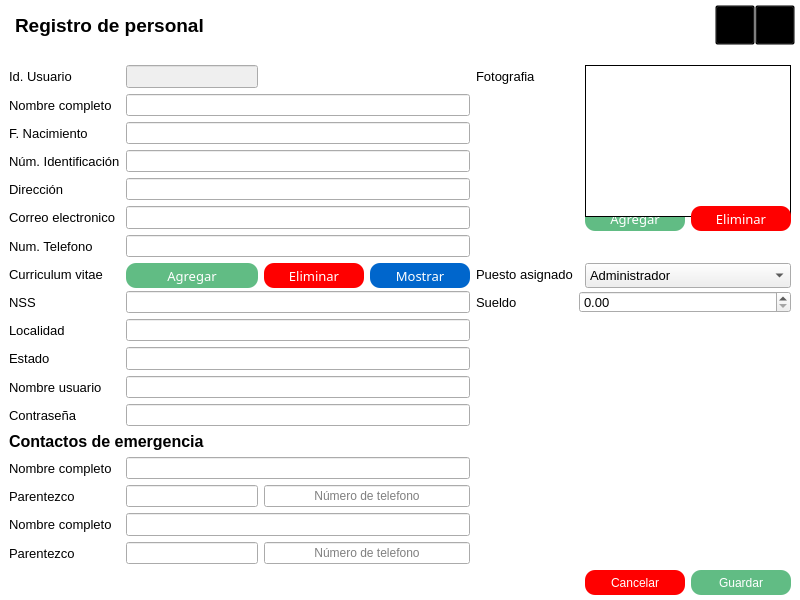
Above: Project/frontend/RegistroPersonal.ui from LAngelVp/SistemaPOS before the change. Below: the same form after it.
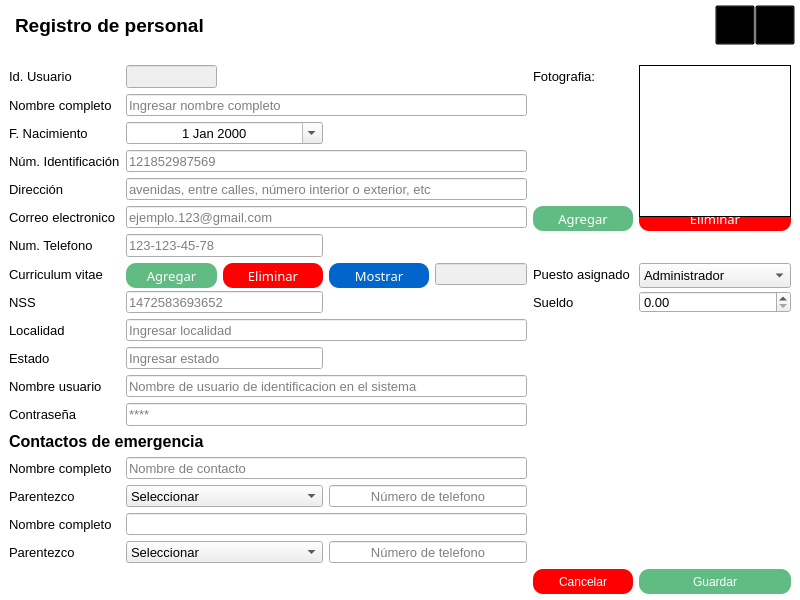
That is the form after the change.

Commit message: Comportamiento de la ventana de agregar personal

```diff
--- a/Project/frontend/RegistroPersonal.ui
+++ b/Project/frontend/RegistroPersonal.ui
@@ -36,11 +36,15 @@
     color: #333;
 	
 }
-[objectName^=&quot;combobox&quot;] {
+[objectName^=&quot;cbox_cbox&quot;] {
 	background-color: rgb(245, 244, 241);
-    border: 1px solid #333333;
+    border: 0px solid #333333;
     color: #333;
-	
+}
+[objectName^=&quot;date&quot;] {
+	background-color: rgb(245, 244, 241);
+    border: 0px solid #333333;
+    color: #333;
 }
 #btn_agregar_cv{
 	border-radius: 10px;
@@ -290,108 +294,120 @@
     </item>
     <item>
      <widget class="QWidget" name="w_cuerpo" native="true">
+      <property name="enabled">
+       <bool>true</bool>
+      </property>
       <layout class="QGridLayout" name="gridLayout">
-       <item row="0" column="4" colspan="2">
-        <widget class="QLabel" name="lbl_fotografia">
+       <item row="3" column="1" colspan="5">
+        <widget class="QLineEdit" name="txt_identificacion">
          <property name="font">
           <font>
            <family>Arial</family>
            <pointsize>10</pointsize>
           </font>
          </property>
-         <property name="text">
-          <string>Fotografia</string>
+         <property name="placeholderText">
+          <string>121852987569</string>
          </property>
         </widget>
        </item>
-       <item row="5" column="6">
-        <widget class="QPushButton" name="btn_agregar_foto">
-         <property name="minimumSize">
-          <size>
-           <width>0</width>
-           <height>25</height>
-          </size>
-         </property>
-         <property name="maximumSize">
-          <size>
-           <width>16777215</width>
-           <height>25</height>
-          </size>
-         </property>
+       <item row="10" column="1" colspan="3">
+        <widget class="QLineEdit" name="txt_estado">
          <property name="font">
           <font>
-           <family>Arial Black</family>
+           <family>Arial</family>
            <pointsize>10</pointsize>
-           <weight>10</weight>
-           <italic>false</italic>
-           <bold>false</bold>
           </font>
          </property>
-         <property name="cursor">
-          <cursorShape>PointingHandCursor</cursorShape>
+         <property name="placeholderText">
+          <string>Ingresar estado</string>
          </property>
-         <property name="text">
-          <string>Agregar</string>
-         </property>
         </widget>
        </item>
-       <item row="4" column="1" colspan="3">
-        <widget class="QLineEdit" name="txt_direccion">
+       <item row="11" column="1" colspan="5">
+        <widget class="QLineEdit" name="txt_nombre_usuario">
          <property name="font">
           <font>
-           <family>Arial</family>
            <pointsize>10</pointsize>
           </font>
          </property>
+         <property name="placeholderText">
+          <string>Nombre de usuario de identificacion en el sistema</string>
+         </property>
         </widget>
        </item>
-       <item row="1" column="1" colspan="3">
-        <widget class="QLineEdit" name="txt_nmbre">
+       <item row="12" column="1" colspan="5">
+        <widget class="QLineEdit" name="txt_contra_usuario">
          <property name="font">
           <font>
-           <family>Arial</family>
            <pointsize>10</pointsize>
           </font>
          </property>
-        </widget>
-       </item>
-       <item row="0" column="6" rowspan="5" colspan="2">
-        <widget class="QLabel" name="img_empleado">
-         <property name="font">
-          <font>
-           <family>Arial</family>
-           <pointsize>12</pointsize>
-          </font>
+         <property name="echoMode">
+          <enum>QLineEdit::Password</enum>
          </property>
-         <property name="styleSheet">
-          <string notr="true">background-color: rgb(255, 255, 255);</string>
+         <property name="placeholderText">
+          <string>****</string>
          </property>
-         <property name="text">
-          <string/>
-         </property>
-        </widget>
-       </item>
-       <item row="0" column="0">
-        <widget class="QLabel" name="lbl_id">
-         <property name="font">
-          <font>
-           <family>Arial</family>
-           <pointsize>10</pointsize>
-          </font>
-         </property>
-         <property name="text">
-          <string>Id. Usuario</string>
+         <property name="clearButtonEnabled">
+          <bool>false</bool>
          </property>
         </widget>
        </item>
        <item row="2" column="1" colspan="3">
-        <widget class="QLineEdit" name="txt_f_nacimiento">
+        <widget class="QDateEdit" name="date_f_nacimiento">
          <property name="font">
           <font>
            <family>Arial</family>
            <pointsize>10</pointsize>
           </font>
          </property>
+         <property name="alignment">
+          <set>Qt::AlignCenter</set>
+         </property>
+         <property name="calendarPopup">
+          <bool>true</bool>
+         </property>
+        </widget>
+       </item>
+       <item row="15" column="1" colspan="3">
+        <widget class="QComboBox" name="cbox_cbox_parentezco1">
+         <property name="font">
+          <font>
+           <family>Arial</family>
+           <pointsize>10</pointsize>
+          </font>
+         </property>
+         <item>
+          <property name="text">
+           <string>Seleccionar</string>
+          </property>
+         </item>
+         <item>
+          <property name="text">
+           <string>Hermano/a</string>
+          </property>
+         </item>
+         <item>
+          <property name="text">
+           <string>Otro</string>
+          </property>
+         </item>
+         <item>
+          <property name="text">
+           <string>Padre</string>
+          </property>
+         </item>
+         <item>
+          <property name="text">
+           <string>Madre</string>
+          </property>
+         </item>
+         <item>
+          <property name="text">
+           <string>Tío/a</string>
+          </property>
+         </item>
         </widget>
        </item>
        <item row="0" column="1">
@@ -405,10 +421,129 @@
            <pointsize>10</pointsize>
           </font>
          </property>
+         <property name="alignment">
+          <set>Qt::AlignCenter</set>
+         </property>
         </widget>
        </item>
-       <item row="4" column="0">
-        <widget class="QLabel" name="lbl_direccion">
+       <item row="17" column="1" colspan="3">
+        <widget class="QComboBox" name="cbox_cbox_parentezco2">
+         <property name="font">
+          <font>
+           <family>Arial</family>
+           <pointsize>10</pointsize>
+          </font>
+         </property>
+         <item>
+          <property name="text">
+           <string>Seleccionar</string>
+          </property>
+         </item>
+         <item>
+          <property name="text">
+           <string>Hermano/a</string>
+          </property>
+         </item>
+         <item>
+          <property name="text">
+           <string>Padre</string>
+          </property>
+         </item>
+         <item>
+          <property name="text">
+           <string>Madre</string>
+          </property>
+         </item>
+         <item>
+          <property name="text">
+           <string>Tío/a</string>
+          </property>
+         </item>
+        </widget>
+       </item>
+       <item row="15" column="4" colspan="2">
+        <widget class="QLineEdit" name="txt_numero_contacto1">
+         <property name="font">
+          <font>
+           <family>Arial</family>
+           <pointsize>10</pointsize>
+          </font>
+         </property>
+         <property name="alignment">
+          <set>Qt::AlignCenter</set>
+         </property>
+         <property name="placeholderText">
+          <string>Número de telefono</string>
+         </property>
+        </widget>
+       </item>
+       <item row="14" column="1" colspan="5">
+        <widget class="QLineEdit" name="txt_nombre_contacto">
+         <property name="font">
+          <font>
+           <family>Arial</family>
+           <pointsize>10</pointsize>
+          </font>
+         </property>
+         <property name="placeholderText">
+          <string>Nombre de contacto</string>
+         </property>
+        </widget>
+       </item>
+       <item row="1" column="1" colspan="5">
+        <widget class="QLineEdit" name="txt_nmbre">
+         <property name="font">
+          <font>
+           <family>Arial</family>
+           <pointsize>10</pointsize>
+          </font>
+         </property>
+         <property name="placeholderText">
+          <string>Ingresar nombre completo</string>
+         </property>
+        </widget>
+       </item>
+       <item row="16" column="1" colspan="5">
+        <widget class="QLineEdit" name="txt_nombre_contacto2">
+         <property name="font">
+          <font>
+           <family>Arial</family>
+           <pointsize>10</pointsize>
+          </font>
+         </property>
+        </widget>
+       </item>
+       <item row="17" column="4" colspan="2">
+        <widget class="QLineEdit" name="txt_numero_contacto2">
+         <property name="font">
+          <font>
+           <family>Arial</family>
+           <pointsize>10</pointsize>
+          </font>
+         </property>
+         <property name="alignment">
+          <set>Qt::AlignCenter</set>
+         </property>
+         <property name="placeholderText">
+          <string>Número de telefono</string>
+         </property>
+        </widget>
+       </item>
+       <item row="8" column="8">
+        <widget class="QDoubleSpinBox" name="cbox_cbox_salario">
+         <property name="font">
+          <font>
+           <family>Arial</family>
+           <pointsize>10</pointsize>
+          </font>
+         </property>
+         <property name="maximum">
+          <double>10000000000000000.000000000000000</double>
+         </property>
+        </widget>
+       </item>
+       <item row="2" column="0">
+        <widget class="QLabel" name="lbl_fnacimiento">
          <property name="font">
           <font>
            <family>Arial</family>
@@ -416,7 +551,7 @@
           </font>
          </property>
          <property name="text">
-          <string>Dirección</string>
+          <string>F. Nacimiento</string>
          </property>
         </widget>
        </item>
@@ -433,6 +568,19 @@
          </property>
         </widget>
        </item>
+       <item row="1" column="0">
+        <widget class="QLabel" name="lbl_nombre_completo">
+         <property name="font">
+          <font>
+           <family>Arial</family>
+           <pointsize>10</pointsize>
+          </font>
+         </property>
+         <property name="text">
+          <string>Nombre completo</string>
+         </property>
+        </widget>
+       </item>
        <item row="3" column="0">
         <widget class="QLabel" name="lbl_nidentificacion">
          <property name="font">
@@ -446,76 +594,7 @@
          </property>
         </widget>
        </item>
-       <item row="2" column="0">
-        <widget class="QLabel" name="lbl_fnacimiento">
-         <property name="font">
-          <font>
-           <family>Arial</family>
-           <pointsize>10</pointsize>
-          </font>
-         </property>
-         <property name="text">
-          <string>F. Nacimiento</string>
-         </property>
-        </widget>
-       </item>
-       <item row="3" column="1" colspan="3">
-        <widget class="QLineEdit" name="txt_identificacion">
-         <property name="font">
-          <font>
-           <family>Arial</family>
-           <pointsize>10</pointsize>
-          </font>
-         </property>
-        </widget>
-       </item>
-       <item row="5" column="1" colspan="3">
-        <widget class="QLineEdit" name="txt_correo">
-         <property name="font">
-          <font>
-           <family>Arial</family>
-           <pointsize>10</pointsize>
-          </font>
-         </property>
-        </widget>
-       </item>
-       <item row="1" column="0">
-        <widget class="QLabel" name="lbl_nombre_completo">
-         <property name="font">
-          <font>
-           <family>Arial</family>
-           <pointsize>10</pointsize>
-          </font>
-         </property>
-         <property name="text">
-          <string>Nombre completo</string>
-         </property>
-        </widget>
-       </item>
-       <item row="16" column="1" colspan="3">
-        <widget class="QLineEdit" name="txt_nombre_contacto2">
-         <property name="font">
-          <font>
-           <family>Arial</family>
-           <pointsize>10</pointsize>
-          </font>
-         </property>
-        </widget>
-       </item>
-       <item row="15" column="0">
-        <widget class="QLabel" name="lbl_ncontacto_emergencia">
-         <property name="font">
-          <font>
-           <family>Arial</family>
-           <pointsize>10</pointsize>
-          </font>
-         </property>
-         <property name="text">
-          <string>Parentezco</string>
-         </property>
-        </widget>
-       </item>
-       <item row="5" column="7">
+       <item row="5" column="8">
         <widget class="QPushButton" name="btn_eliminar_foto">
          <property name="minimumSize">
           <size>
@@ -546,8 +625,8 @@
          </property>
         </widget>
        </item>
-       <item row="17" column="0">
-        <widget class="QLabel" name="lbl_nparentezco_emergencia">
+       <item row="6" column="0">
+        <widget class="QLabel" name="lbl_ntelefono">
          <property name="font">
           <font>
            <family>Arial</family>
@@ -555,61 +634,7 @@
           </font>
          </property>
          <property name="text">
-          <string>Parentezco</string>
-         </property>
-        </widget>
-       </item>
-       <item row="7" column="1">
-        <widget class="QPushButton" name="btn_agregar_cv">
-         <property name="minimumSize">
-          <size>
-           <width>0</width>
-           <height>25</height>
-          </size>
-         </property>
-         <property name="maximumSize">
-          <size>
-           <width>16777215</width>
-           <height>25</height>
-          </size>
-         </property>
-         <property name="font">
-          <font>
-           <family>Arial Black</family>
-           <pointsize>10</pointsize>
-           <weight>10</weight>
-           <italic>false</italic>
-           <bold>false</bold>
-          </font>
-         </property>
-         <property name="cursor">
-          <cursorShape>PointingHandCursor</cursorShape>
-         </property>
-         <property name="text">
-          <string>Agregar</string>
-         </property>
-        </widget>
-       </item>
-       <item row="8" column="5" colspan="3">
-        <widget class="QDoubleSpinBox" name="combobox_salario">
-         <property name="font">
-          <font>
-           <family>Arial</family>
-           <pointsize>10</pointsize>
-          </font>
-         </property>
-         <property name="maximum">
-          <double>10000000000000000.000000000000000</double>
-         </property>
-        </widget>
-       </item>
-       <item row="8" column="1" colspan="3">
-        <widget class="QLineEdit" name="txt_nss">
-         <property name="font">
-          <font>
-           <family>Arial</family>
-           <pointsize>10</pointsize>
-          </font>
+          <string>Num. Telefono</string>
          </property>
         </widget>
        </item>
@@ -626,20 +651,209 @@
          </property>
         </widget>
        </item>
+       <item row="0" column="0">
+        <widget class="QLabel" name="lbl_id">
+         <property name="font">
+          <font>
+           <family>Arial</family>
+           <pointsize>10</pointsize>
+          </font>
+         </property>
+         <property name="text">
+          <string>Id. Usuario</string>
+         </property>
+        </widget>
+       </item>
+       <item row="6" column="1" colspan="3">
+        <widget class="QLineEdit" name="txt_telefono">
+         <property name="font">
+          <font>
+           <family>Arial</family>
+           <pointsize>10</pointsize>
+          </font>
+         </property>
+         <property name="placeholderText">
+          <string>123-123-45-78</string>
+         </property>
+        </widget>
+       </item>
+       <item row="5" column="7">
+        <widget class="QPushButton" name="btn_agregar_foto">
+         <property name="minimumSize">
+          <size>
+           <width>0</width>
+           <height>25</height>
+          </size>
+         </property>
+         <property name="maximumSize">
+          <size>
+           <width>16777215</width>
+           <height>25</height>
+          </size>
+         </property>
+         <property name="font">
+          <font>
+           <family>Arial Black</family>
+           <pointsize>10</pointsize>
+           <weight>10</weight>
+           <italic>false</italic>
+           <bold>false</bold>
+          </font>
+         </property>
+         <property name="cursor">
+          <cursorShape>PointingHandCursor</cursorShape>
+         </property>
+         <property name="text">
+          <string>Agregar</string>
+         </property>
+        </widget>
+       </item>
+       <item row="5" column="1" colspan="5">
+        <widget class="QLineEdit" name="txt_correo">
+         <property name="font">
+          <font>
+           <family>Arial</family>
+           <pointsize>10</pointsize>
+          </font>
+         </property>
+         <property name="placeholderText">
+          <string>ejemplo.123@gmail.com</string>
+         </property>
+        </widget>
+       </item>
+       <item row="7" column="1">
+        <widget class="QPushButton" name="btn_agregar_cv">
+         <property name="minimumSize">
+          <size>
+           <width>0</width>
+           <height>25</height>
+          </size>
+         </property>
+         <property name="maximumSize">
+          <size>
+           <width>16777215</width>
+           <height>25</height>
+          </size>
+         </property>
+         <property name="font">
+          <font>
+           <family>Arial Black</family>
+           <pointsize>10</pointsize>
+           <weight>10</weight>
+           <italic>false</italic>
+           <bold>false</bold>
+          </font>
+         </property>
+         <property name="cursor">
+          <cursorShape>PointingHandCursor</cursorShape>
+         </property>
+         <property name="text">
+          <string>Agregar</string>
+         </property>
+        </widget>
+       </item>
+       <item row="7" column="2" colspan="2">
+        <widget class="QPushButton" name="btn_eliminar_cv">
+         <property name="minimumSize">
+          <size>
+           <width>0</width>
+           <height>25</height>
+          </size>
+         </property>
+         <property name="maximumSize">
+          <size>
+           <width>16777215</width>
+           <height>25</height>
+          </size>
+         </property>
+         <property name="font">
+          <font>
+           <family>Arial Black</family>
+           <pointsize>10</pointsize>
+           <weight>10</weight>
+           <italic>false</italic>
+           <bold>false</bold>
+          </font>
+         </property>
+         <property name="cursor">
+          <cursorShape>PointingHandCursor</cursorShape>
+         </property>
+         <property name="text">
+          <string>Eliminar</string>
+         </property>
+        </widget>
+       </item>
        <item row="7" column="4">
-        <widget class="QLabel" name="lbl_puesto">
+        <widget class="QPushButton" name="btn_mostrar_cv">
+         <property name="minimumSize">
+          <size>
+           <width>0</width>
+           <height>25</height>
+          </size>
+         </property>
+         <property name="maximumSize">
+          <size>
+           <width>16777215</width>
+           <height>25</height>
+          </size>
+         </property>
          <property name="font">
           <font>
+           <family>Arial Black</family>
+           <pointsize>10</pointsize>
+           <weight>10</weight>
+           <italic>false</italic>
+           <bold>false</bold>
+          </font>
+         </property>
+         <property name="cursor">
+          <cursorShape>PointingHandCursor</cursorShape>
+         </property>
+         <property name="text">
+          <string>Mostrar</string>
+         </property>
+        </widget>
+       </item>
+       <item row="7" column="5">
+        <widget class="QLineEdit" name="txt_txt_ruta_cv">
+         <property name="enabled">
+          <bool>false</bool>
+         </property>
+         <property name="font">
+          <font>
            <family>Arial</family>
            <pointsize>10</pointsize>
           </font>
          </property>
+        </widget>
+       </item>
+       <item row="4" column="1" colspan="5">
+        <widget class="QLineEdit" name="txt_direccion">
+         <property name="font">
+          <font>
+           <family>Arial</family>
+           <pointsize>10</pointsize>
+          </font>
+         </property>
+         <property name="placeholderText">
+          <string>avenidas, entre calles, número interior o exterior, etc</string>
+         </property>
+        </widget>
+       </item>
+       <item row="4" column="0">
+        <widget class="QLabel" name="lbl_direccion">
+         <property name="font">
+          <font>
+           <family>Arial</family>
+           <pointsize>10</pointsize>
+          </font>
+         </property>
          <property name="text">
-          <string>Puesto asignado</string>
+          <string>Dirección</string>
          </property>
         </widget>
        </item>
-       <item row="9" column="1" colspan="3">
+       <item row="9" column="1" colspan="5">
         <widget class="QLineEdit" name="txt_localidad">
          <property name="font">
           <font>
@@ -647,75 +861,23 @@
            <pointsize>10</pointsize>
           </font>
          </property>
-        </widget>
-       </item>
-       <item row="10" column="0">
-        <widget class="QLabel" name="lbl_estado">
-         <property name="font">
-          <font>
-           <family>Arial</family>
-           <pointsize>10</pointsize>
-          </font>
+         <property name="placeholderText">
+          <string>Ingresar localidad</string>
          </property>
-         <property name="text">
-          <string>Estado</string>
-         </property>
         </widget>
        </item>
-       <item row="8" column="4">
-        <widget class="QLabel" name="lbl_sueldo">
+       <item row="13" column="0" colspan="3">
+        <widget class="QLabel" name="lbl_titulo_contacto">
          <property name="font">
           <font>
            <family>Arial</family>
-           <pointsize>10</pointsize>
+           <pointsize>12</pointsize>
+           <weight>75</weight>
+           <bold>true</bold>
           </font>
          </property>
          <property name="text">
-          <string>Sueldo</string>
-         </property>
-        </widget>
-       </item>
-       <item row="6" column="0">
-        <widget class="QLabel" name="lbl_ntelefono">
-         <property name="font">
-          <font>
-           <family>Arial</family>
-           <pointsize>10</pointsize>
-          </font>
-         </property>
-         <property name="text">
-          <string>Num. Telefono</string>
-         </property>
-        </widget>
-       </item>
-       <item row="7" column="2">
-        <widget class="QPushButton" name="btn_eliminar_cv">
-         <property name="minimumSize">
-          <size>
-           <width>0</width>
-           <height>25</height>
-          </size>
-         </property>
-         <property name="maximumSize">
-          <size>
-           <width>16777215</width>
-           <height>25</height>
-          </size>
-         </property>
-         <property name="font">
-          <font>
-           <family>Arial Black</family>
-           <pointsize>10</pointsize>
-           <weight>10</weight>
-           <italic>false</italic>
-           <bold>false</bold>
-          </font>
-         </property>
-         <property name="cursor">
-          <cursorShape>PointingHandCursor</cursorShape>
-         </property>
-         <property name="text">
-          <string>Eliminar</string>
+          <string>Contactos de emergencia</string>
          </property>
         </widget>
        </item>
@@ -732,8 +894,21 @@
          </property>
         </widget>
        </item>
-       <item row="7" column="3">
-        <widget class="QPushButton" name="btn_mostrar_cv">
+       <item row="12" column="0">
+        <widget class="QLabel" name="lbl_contra_usuario">
+         <property name="font">
+          <font>
+           <family>Arial</family>
+           <pointsize>10</pointsize>
+          </font>
+         </property>
+         <property name="text">
+          <string>Contraseña</string>
+         </property>
+        </widget>
+       </item>
+       <item row="18" column="8">
+        <widget class="QPushButton" name="btn_guardarpersonal">
          <property name="minimumSize">
           <size>
            <width>0</width>
@@ -746,20 +921,37 @@
            <height>25</height>
           </size>
          </property>
-         <property name="font">
-          <font>
-           <family>Arial Black</family>
-           <pointsize>10</pointsize>
-           <weight>10</weight>
-           <italic>false</italic>
-           <bold>false</bold>
-          </font>
-         </property>
          <property name="cursor">
           <cursorShape>PointingHandCursor</cursorShape>
          </property>
          <property name="text">
-          <string>Mostrar</string>
+          <string>Guardar</string>
+         </property>
+        </widget>
+       </item>
+       <item row="15" column="0">
+        <widget class="QLabel" name="lbl_ncontacto_emergencia">
+         <property name="font">
+          <font>
+           <family>Arial</family>
+           <pointsize>10</pointsize>
+          </font>
+         </property>
+         <property name="text">
+          <string>Parentezco</string>
+         </property>
+        </widget>
+       </item>
+       <item row="8" column="1" colspan="3">
+        <widget class="QLineEdit" name="txt_nss">
+         <property name="font">
+          <font>
+           <family>Arial</family>
+           <pointsize>10</pointsize>
+          </font>
+         </property>
+         <property name="placeholderText">
+          <string>1472583693652</string>
          </property>
         </widget>
        </item>
@@ -776,8 +968,8 @@
          </property>
         </widget>
        </item>
-       <item row="16" column="0">
-        <widget class="QLabel" name="lbl_ncontacto_emergencia_2">
+       <item row="10" column="0">
+        <widget class="QLabel" name="lbl_estado">
          <property name="font">
           <font>
            <family>Arial</family>
@@ -785,42 +977,7 @@
           </font>
          </property>
          <property name="text">
-          <string>Nombre completo</string>
-         </property>
-        </widget>
-       </item>
-       <item row="10" column="1" colspan="3">
-        <widget class="QLineEdit" name="txt_estado">
-         <property name="font">
-          <font>
-           <family>Arial</family>
-           <pointsize>10</pointsize>
-          </font>
-         </property>
-        </widget>
-       </item>
-       <item row="13" column="0" colspan="2">
-        <widget class="QLabel" name="lbl_titulo_contacto">
-         <property name="font">
-          <font>
-           <family>Arial</family>
-           <pointsize>12</pointsize>
-           <weight>75</weight>
-           <bold>true</bold>
-          </font>
-         </property>
-         <property name="text">
-          <string>Contactos de emergencia</string>
-         </property>
-        </widget>
-       </item>
-       <item row="6" column="1" colspan="3">
-        <widget class="QLineEdit" name="txt_telefono">
-         <property name="font">
-          <font>
-           <family>Arial</family>
-           <pointsize>10</pointsize>
-          </font>
+          <string>Estado</string>
          </property>
         </widget>
        </item>
@@ -837,116 +994,6 @@
          </property>
         </widget>
        </item>
-       <item row="18" column="7">
-        <widget class="QPushButton" name="btn_guardarpersonal">
-         <property name="minimumSize">
-          <size>
-           <width>0</width>
-           <height>25</height>
-          </size>
-         </property>
-         <property name="maximumSize">
-          <size>
-           <width>16777215</width>
-           <height>25</height>
-          </size>
-         </property>
-         <property name="cursor">
-          <cursorShape>PointingHandCursor</cursorShape>
-         </property>
-         <property name="text">
-          <string>Guardar</string>
-         </property>
-        </widget>
-       </item>
-       <item row="15" column="1">
-        <widget class="QLineEdit" name="txt_parentezcocontaco1">
-         <property name="font">
-          <font>
-           <family>Arial</family>
-           <pointsize>10</pointsize>
-          </font>
-         </property>
-        </widget>
-       </item>
-       <item row="18" column="6">
-        <widget class="QPushButton" name="btn_cancelar_personal">
-         <property name="minimumSize">
-          <size>
-           <width>0</width>
-           <height>25</height>
-          </size>
-         </property>
-         <property name="maximumSize">
-          <size>
-           <width>16777215</width>
-           <height>25</height>
-          </size>
-         </property>
-         <property name="cursor">
-          <cursorShape>PointingHandCursor</cursorShape>
-         </property>
-         <property name="text">
-          <string>Cancelar</string>
-         </property>
-        </widget>
-       </item>
-       <item row="15" column="2" colspan="2">
-        <widget class="QLineEdit" name="txt_numero_contacto1">
-         <property name="alignment">
-          <set>Qt::AlignCenter</set>
-         </property>
-         <property name="placeholderText">
-          <string>Número de telefono</string>
-         </property>
-        </widget>
-       </item>
-       <item row="14" column="1" colspan="3">
-        <widget class="QLineEdit" name="txt_nombre_contacto">
-         <property name="font">
-          <font>
-           <family>Arial</family>
-           <pointsize>10</pointsize>
-          </font>
-         </property>
-        </widget>
-       </item>
-       <item row="17" column="2" colspan="2">
-        <widget class="QLineEdit" name="txt_numero_contacto2">
-         <property name="alignment">
-          <set>Qt::AlignCenter</set>
-         </property>
-         <property name="placeholderText">
-          <string>Número de telefono</string>
-         </property>
-        </widget>
-       </item>
-       <item row="17" column="1">
-        <widget class="QLineEdit" name="txt_parentezco_contacto2">
-         <property name="font">
-          <font>
-           <family>Arial</family>
-           <pointsize>10</pointsize>
-          </font>
-         </property>
-        </widget>
-       </item>
-       <item row="12" column="0">
-        <widget class="QLabel" name="lbl_contra_usuario">
-         <property name="font">
-          <font>
-           <family>Arial</family>
-           <pointsize>10</pointsize>
-          </font>
-         </property>
-         <property name="text">
-          <string>Contraseña</string>
-         </property>
-        </widget>
-       </item>
-       <item row="11" column="1" colspan="3">
-        <widget class="QLineEdit" name="txt_nombre_usuario"/>
-       </item>
        <item row="11" column="0">
         <widget class="QLabel" name="lbl_nombre_usuario">
          <property name="font">
@@ -960,11 +1007,34 @@
          </property>
         </widget>
        </item>
-       <item row="12" column="1" colspan="3">
-        <widget class="QLineEdit" name="txt_contra_usuario"/>
+       <item row="16" column="0">
+        <widget class="QLabel" name="lbl_ncontacto_emergencia_2">
+         <property name="font">
+          <font>
+           <family>Arial</family>
+           <pointsize>10</pointsize>
+          </font>
+         </property>
+         <property name="text">
+          <string>Nombre completo</string>
+         </property>
+        </widget>
        </item>
-       <item row="7" column="6" colspan="2">
-        <widget class="QComboBox" name="combobox_puesto">
+       <item row="17" column="0">
+        <widget class="QLabel" name="lbl_nparentezco_emergencia">
+         <property name="font">
+          <font>
+           <family>Arial</family>
+           <pointsize>10</pointsize>
+          </font>
+         </property>
+         <property name="text">
+          <string>Parentezco</string>
+         </property>
+        </widget>
+       </item>
+       <item row="7" column="8">
+        <widget class="QComboBox" name="cbox_cbox_puesto">
          <property name="minimumSize">
           <size>
            <width>0</width>
@@ -995,6 +1065,86 @@
          </item>
         </widget>
        </item>
+       <item row="7" column="7">
+        <widget class="QLabel" name="lbl_puesto">
+         <property name="font">
+          <font>
+           <family>Arial</family>
+           <pointsize>10</pointsize>
+          </font>
+         </property>
+         <property name="text">
+          <string>Puesto asignado</string>
+         </property>
+        </widget>
+       </item>
+       <item row="8" column="7">
+        <widget class="QLabel" name="lbl_sueldo">
+         <property name="font">
+          <font>
+           <family>Arial</family>
+           <pointsize>10</pointsize>
+          </font>
+         </property>
+         <property name="text">
+          <string>Sueldo</string>
+         </property>
+        </widget>
+       </item>
+       <item row="18" column="7">
+        <widget class="QPushButton" name="btn_cancelar_personal">
+         <property name="minimumSize">
+          <size>
+           <width>0</width>
+           <height>25</height>
+          </size>
+         </property>
+         <property name="maximumSize">
+          <size>
+           <width>16777215</width>
+           <height>25</height>
+          </size>
+         </property>
+         <property name="cursor">
+          <cursorShape>PointingHandCursor</cursorShape>
+         </property>
+         <property name="text">
+          <string>Cancelar</string>
+         </property>
+        </widget>
+       </item>
+       <item row="0" column="8" rowspan="5">
+        <widget class="QLabel" name="img_empleado">
+         <property name="enabled">
+          <bool>false</bool>
+         </property>
+         <property name="font">
+          <font>
+           <family>Arial</family>
+           <pointsize>12</pointsize>
+          </font>
+         </property>
+         <property name="styleSheet">
+          <string notr="true">background-color: rgb(255, 255, 255);</string>
+         </property>
+         <property name="text">
+          <string/>
+         </property>
+        </widget>
+       </item>
+       <item row="0" column="7">
+        <widget class="QLabel" name="lbl_fotografia">
+         <property name="font">
+          <font>
+           <family>Arial</family>
+           <pointsize>10</pointsize>
+          </font>
+         </property>
+         <property name="text">
+          <string>Fotografia:</string>
+         </property>
+        </widget>
+       </item>
       </layout>
      </widget>
     </item>
```
Left out of the diff: 15 changed lines with no effect on the pictures. The commit also changes 10 other files.
